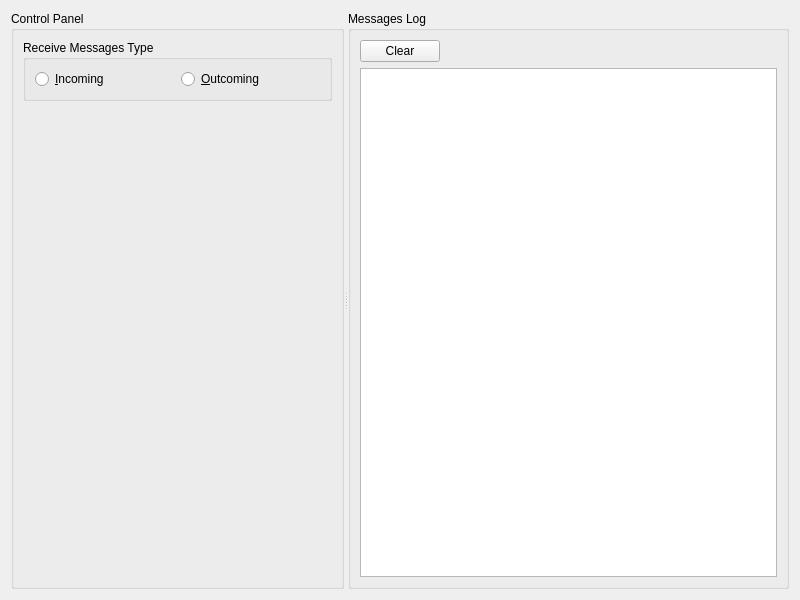
Above: src/ui/controlpanel.ui from etengabeko/etwas before the change. Below: the same form after it.
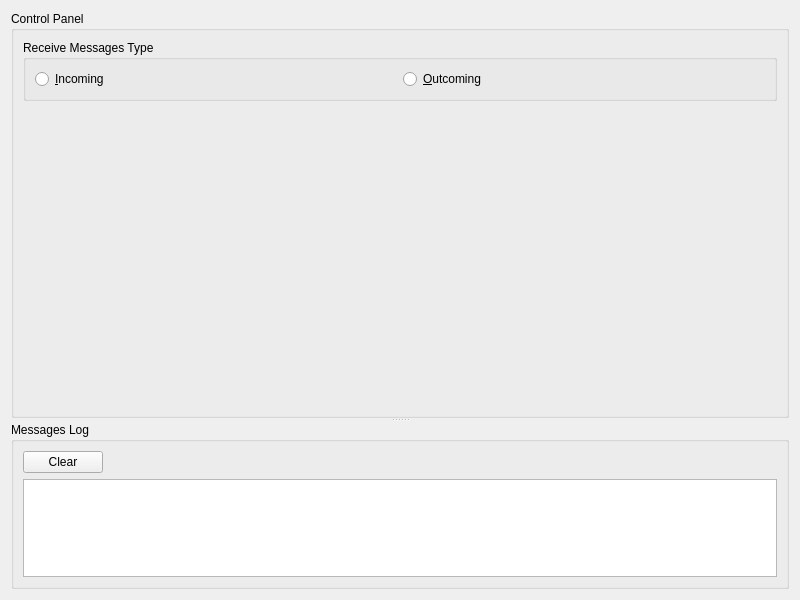
That is the form after the change.

```diff
--- a/src/ui/controlpanel.ui
+++ b/src/ui/controlpanel.ui
@@ -23,7 +23,7 @@
    <item>
     <widget class="QSplitter" name="splitter">
      <property name="orientation">
-      <enum>Qt::Horizontal</enum>
+      <enum>Qt::Vertical</enum>
      </property>
      <property name="childrenCollapsible">
       <bool>false</bool>
```
